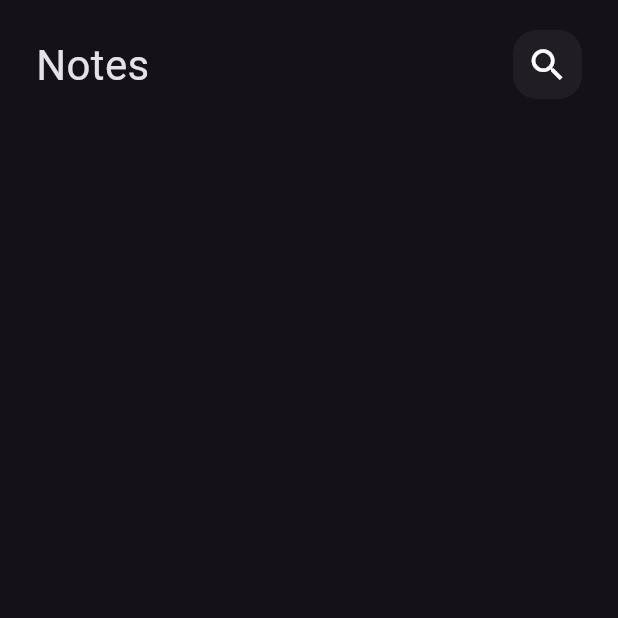
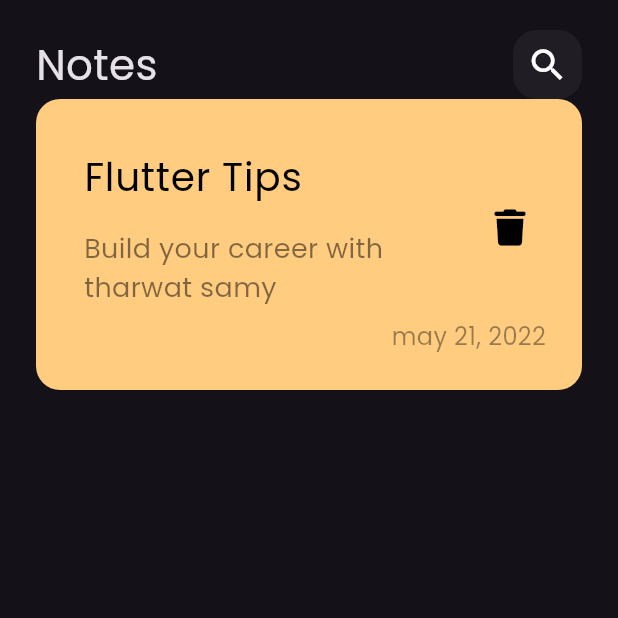
Before and after one commit to codingAndPlayin/notes_app, a Flutter app: the screen it shows after launch, on a phone screen of 412 x 824 dp, the top half of it. Run offline on Flutter 3.47's test engine with Material 3 defaults, Android fonts, the phone set to English and light mode, and no system bars; our stand-ins replace font_awesome_flutter.

Commit message:
create note item widget

```diff
--- a/lib/main.dart
+++ b/lib/main.dart
@@ -12,7 +12,10 @@ class NotesApp extends StatelessWidget {
   Widget build(BuildContext context) {
     return MaterialApp(
       debugShowCheckedModeBanner: false,
-      theme: ThemeData.dark(),
+      theme: ThemeData(
+        brightness: Brightness.dark,
+        fontFamily: 'Poppins',
+      ),
       home: const NoteesView(),
     );
   }
--- /dev/null
+++ b/lib/views/widgets/custom_note_item.dart
@@ -0,0 +1,71 @@
+import 'package:flutter/material.dart';
+import 'package:font_awesome_flutter/font_awesome_flutter.dart';
+
+class NoteItem extends StatelessWidget {
+  const NoteItem({super.key});
+
+  @override
+  Widget build(BuildContext context) {
+    return Container(
+      padding: const EdgeInsets.only(
+        top: 24,
+        bottom: 24,
+        left: 16,
+      ),
+      decoration: BoxDecoration(
+        color: Color(0xffFFCC80),
+        borderRadius: BorderRadius.circular(16),
+      ),
+      //
+      child: Column(
+        crossAxisAlignment: CrossAxisAlignment.end,
+        children: [
+          ListTile(
+            title: const Text(
+              "Flutter Tips",
+              style: TextStyle(
+                color: Colors.black,
+                fontSize: 26,
+              ),
+            ),
+            subtitle: Padding(
+              padding: const EdgeInsets.only(
+                top: 16.0,
+              ),
+              child: Text(
+                "Build your career with tharwat samy",
+                style: TextStyle(
+                  color: Colors.black.withOpacity(.5),
+                  fontSize: 18,
+                ),
+              ),
+            ),
+            trailing: IconButton(
+              onPressed: () {},
+              icon: const Icon(
+                FontAwesomeIcons.trash,
+                size: 24,
+                color: Colors.black,
+              ),
+            ),
+          ),
+          //
+
+          Padding(
+            padding: const EdgeInsets.only(
+              right: 24.0,
+            ),
+            child: Text(
+              "may 21, 2022",
+              style: TextStyle(
+                color: Colors.black.withOpacity(.4),
+                fontSize: 16,
+              ),
+            ),
+          ),
+          //
+        ],
+      ),
+    );
+  }
+}
--- a/lib/views/widgets/notes_view_body.dart
+++ b/lib/views/widgets/notes_view_body.dart
@@ -1,5 +1,8 @@
 import 'package:flutter/material.dart';
+import 'package:font_awesome_flutter/font_awesome_flutter.dart';
+
 import 'package:note_app__arabic/views/widgets/custom_app_bar.dart';
+import 'package:note_app__arabic/views/widgets/custom_note_item.dart';
 
 class NotesViewBody extends StatelessWidget {
   const NotesViewBody({super.key});
@@ -17,6 +20,9 @@ class NotesViewBody extends StatelessWidget {
           ),
           //
           CustomAppBar(),
+          //
+          NoteItem(),
+          //
         ],
       ),
     );
```
Also changed, not shown: pubspec.yaml (+7 -28 lines), assets/fonts/Poppins-Regular.ttf (added), pubspec.lock.
